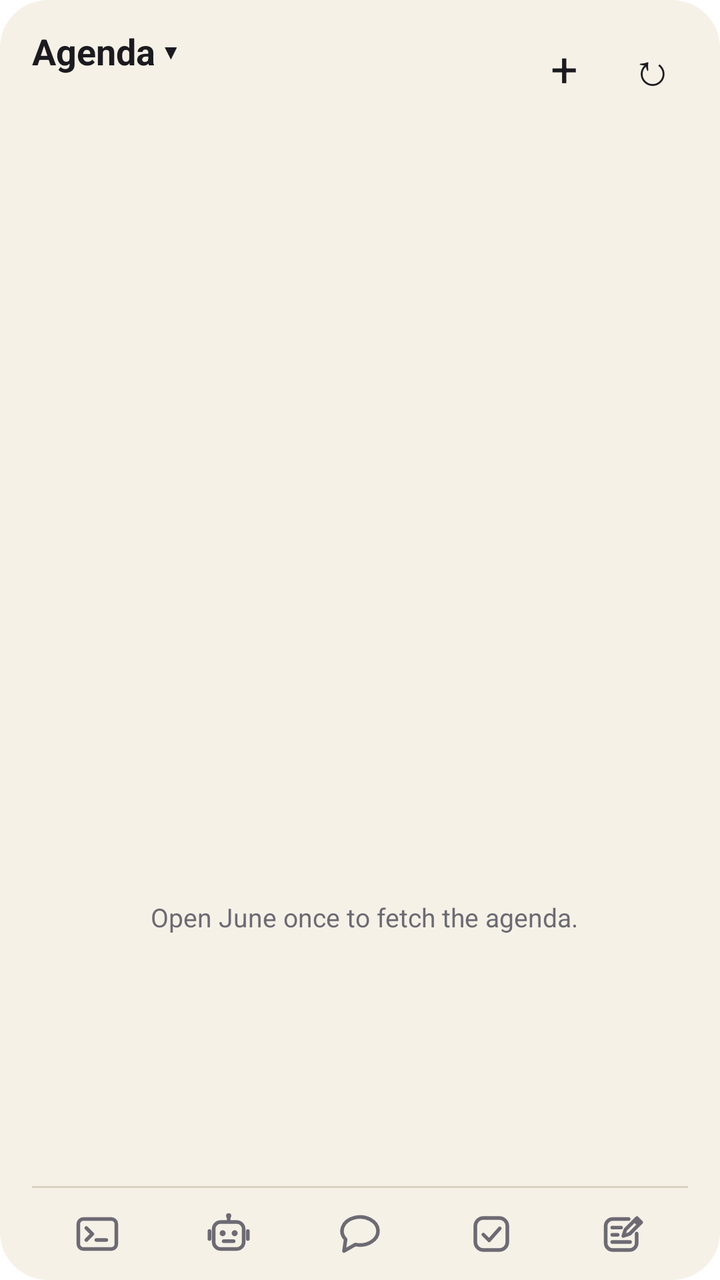
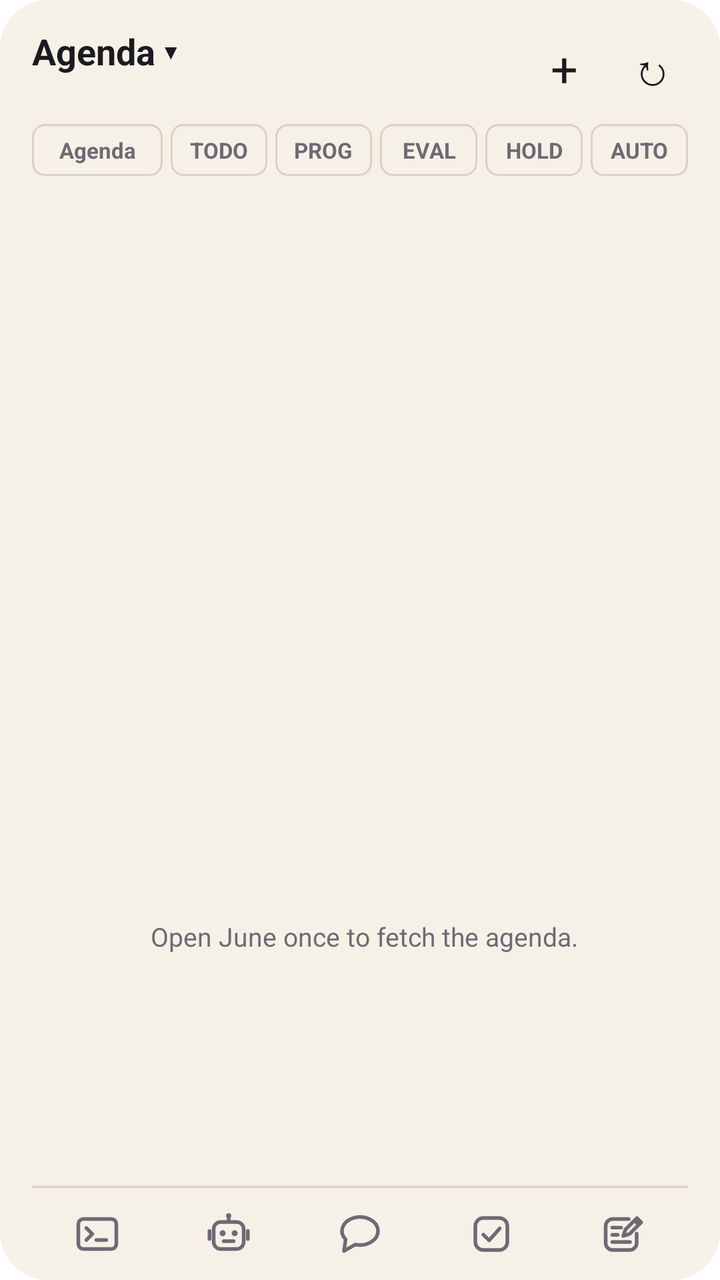

The first picture is an Android layout as it rendered before a commit; the second is the same layout after the commit. The layout source and the unified diff follow.
<!-- AndroidManifest.xml: fallback theme Theme.MaterialComponents.DayNight.NoActionBar -->
<!-- res/layout/agenda_widget.xml -->
<?xml version="1.0" encoding="utf-8"?>
<LinearLayout xmlns:android="http://schemas.android.com/apk/res/android"
    android:id="@+id/agenda_root"
    android:layout_width="match_parent"
    android:layout_height="match_parent"
    android:background="@drawable/agenda_widget_bg"
    android:orientation="vertical"
    android:paddingStart="16dp"
    android:paddingTop="12dp"
    android:paddingEnd="12dp">

    <LinearLayout
        android:id="@+id/agenda_header"
        android:layout_width="match_parent"
        android:layout_height="wrap_content"
        android:gravity="center_vertical"
        android:orientation="horizontal">

        <LinearLayout
            android:id="@+id/agenda_choose"
            android:layout_width="0dp"
            android:layout_height="wrap_content"
            android:layout_weight="1"
            android:orientation="vertical">

            <TextView
                android:id="@+id/agenda_view_name"
                android:layout_width="wrap_content"
                android:layout_height="wrap_content"
                android:text="Agenda ▾"
                android:textColor="@color/agenda_ink"
                android:textSize="18sp"
                android:textStyle="bold" />

            <TextView
                android:id="@+id/agenda_summary"
                android:layout_width="wrap_content"
                android:layout_height="wrap_content"
                android:textColor="@color/agenda_muted"
                android:textSize="12sp" />
        </LinearLayout>

        <TextView
            android:id="@+id/agenda_add"
            android:layout_width="44dp"
            android:layout_height="44dp"
            android:contentDescription="Add a TODO"
            android:gravity="center"
            android:text="+"
            android:textColor="@color/agenda_ink"
            android:textSize="24sp" />

        <TextView
            android:id="@+id/agenda_refresh"
            android:layout_width="44dp"
            android:layout_height="44dp"
            android:contentDescription="Refresh"
            android:gravity="center"
            android:text="↻"
            android:textColor="@color/agenda_ink"
            android:textSize="22sp" />
    </LinearLayout>

    <ListView
        android:id="@+id/agenda_list"
        android:layout_width="match_parent"
        android:layout_height="0dp"
        android:layout_weight="1"
        android:divider="@null"
        android:paddingBottom="4dp" />

    <TextView
        android:id="@+id/agenda_empty"
        android:layout_width="match_parent"
        android:layout_height="0dp"
        android:layout_weight="1"
        android:gravity="center"
        android:text="Open June once to fetch the agenda."
        android:textColor="@color/agenda_muted"
        android:textSize="13sp" />

    <ImageView
        android:layout_width="match_parent"
        android:layout_height="1dp"
        android:layout_marginEnd="4dp"
        android:background="@color/agenda_rule"
        android:contentDescription="@null" />

    <LinearLayout
        android:id="@+id/agenda_tabs"
        android:layout_width="match_parent"
        android:layout_height="46dp"
        android:gravity="center_vertical"
        android:orientation="horizontal"
        android:paddingEnd="4dp">

        <ImageView
            android:id="@+id/agenda_tab_terminal"
            android:layout_width="0dp"
            android:layout_height="match_parent"
            android:layout_weight="1"
            android:contentDescription="Terminal"
            android:padding="11dp"
            android:scaleType="centerInside"
            android:src="@drawable/ic_tab_terminal" />

        <ImageView
            android:id="@+id/agenda_tab_agents"
            android:layout_width="0dp"
            android:layout_height="match_parent"
            android:layout_weight="1"
            android:contentDescription="Agents"
            android:padding="11dp"
            android:scaleType="centerInside"
            android:src="@drawable/ic_tab_agents" />

        <ImageView
            android:id="@+id/agenda_tab_chat"
            android:layout_width="0dp"
            android:layout_height="match_parent"
            android:layout_weight="1"
            android:contentDescription="Chat"
            android:padding="11dp"
            android:scaleType="centerInside"
            android:src="@drawable/ic_tab_chat" />

        <ImageView
            android:id="@+id/agenda_tab_projects"
            android:layout_width="0dp"
            android:layout_height="match_parent"
            android:layout_weight="1"
            android:contentDescription="Projects"
            android:padding="11dp"
            android:scaleType="centerInside"
            android:src="@drawable/ic_tab_projects" />

        <ImageView
            android:id="@+id/agenda_tab_editor"
            android:layout_width="0dp"
            android:layout_height="match_parent"
            android:layout_weight="1"
            android:contentDescription="Editor"
            android:padding="11dp"
            android:scaleType="centerInside"
            android:src="@drawable/ic_tab_editor" />
    </LinearLayout>
</LinearLayout>
<!-- resources referenced by this layout -->
<resources>
  <color name="agenda_ink">#1B1A1F</color>
  <color name="agenda_muted">#6D6A73</color>
  <color name="agenda_rule">#D9D2C3</color>
  <!-- drawable agenda_widget_bg (drawable) -->
  <?xml version="1.0" encoding="utf-8"?>
  <shape xmlns:android="http://schemas.android.com/apk/res/android" android:shape="rectangle">
      <solid android:color="@color/agenda_paper" />
      <corners android:radius="24dp" />
  </shape>
  <!-- drawable ic_tab_chat (drawable) -->
  <?xml version="1.0" encoding="utf-8"?>
  <vector xmlns:android="http://schemas.android.com/apk/res/android"
      android:width="24dp"
      android:height="24dp"
      android:viewportWidth="24"
      android:viewportHeight="24">
      <path
          android:pathData="M4.81,14.71 A9,7 0 1,1 9.67,17.26 L4,20.5 Z"
          android:strokeWidth="1.8"
          android:strokeColor="@color/agenda_muted"
          android:strokeLineCap="round"
          android:strokeLineJoin="round" />
  </vector>
  <!-- drawable ic_tab_editor (drawable) -->
  <?xml version="1.0" encoding="utf-8"?>
  <vector xmlns:android="http://schemas.android.com/apk/res/android"
      android:width="24dp"
      android:height="24dp"
      android:viewportWidth="24"
      android:viewportHeight="24">
      <path
          android:pathData="M15,4.5 H7 A3.5,3.5 0 0,0 3.5,8 V16.5 A3.5,3.5 0 0,0 7,20 H15.5 A3.5,3.5 0 0,0 19,16.5 V11.8 M6.8,8.8 L11.2,8.8 M6.8,12.4 L9.5,12.4 M6.8,16 L15.7,16 M19.14,4.04 L21.26,6.16 L15.46,11.96 L12.3,13 L13.34,9.84 Z M17.94,5.24 L20.06,7.36"
          android:strokeWidth="1.8"
          android:strokeColor="@color/agenda_muted"
          android:strokeLineCap="round"
          android:strokeLineJoin="round" />
  </vector>
  <!-- drawable ic_tab_projects (drawable) -->
  <?xml version="1.0" encoding="utf-8"?>
  <vector xmlns:android="http://schemas.android.com/apk/res/android"
      android:width="24dp"
      android:height="24dp"
      android:viewportWidth="24"
      android:viewportHeight="24">
      <path
          android:pathData="M8,4 H16 A4,4 0 0,1 20,8 V16 A4,4 0 0,1 16,20 H8 A4,4 0 0,1 4,16 V8 A4,4 0 0,1 8,4 Z M8,12.3 L10.9,15.2 L16.2,9.2"
          android:strokeWidth="1.8"
          android:strokeColor="@color/agenda_muted"
          android:strokeLineCap="round"
          android:strokeLineJoin="round" />
  </vector>
  <!-- drawable ic_tab_terminal (drawable) -->
  <?xml version="1.0" encoding="utf-8"?>
  <vector xmlns:android="http://schemas.android.com/apk/res/android"
      android:width="24dp"
      android:height="24dp"
      android:viewportWidth="24"
      android:viewportHeight="24">
      <path
          android:pathData="M5,4.5 H19 A2.5,2.5 0 0,1 21.5,7 V17 A2.5,2.5 0 0,1 19,19.5 H5 A2.5,2.5 0 0,1 2.5,17 V7 A2.5,2.5 0 0,1 5,4.5 Z"
          android:strokeWidth="1.8"
          android:strokeColor="@color/agenda_muted"
          android:strokeLineCap="round"
          android:strokeLineJoin="round" />
      <path
          android:pathData="M6.5,9 L9.5,12 L6.5,15 M11.5,15 L16.5,15"
          android:strokeWidth="1.8"
          android:strokeColor="@color/agenda_muted"
          android:strokeLineCap="round"
          android:strokeLineJoin="round" />
  </vector>
  <color name="agenda_paper">#F6F1E7</color>
  <!-- unchanged entries left out for length: 1 -->
</resources>

<!-- the commit's change to res/layout/agenda_widget.xml (unified diff, before → after) -->
@@ -61,6 +61,100 @@
             android:textSize="22sp" />
     </LinearLayout>
 
+    <LinearLayout
+        android:id="@+id/agenda_chips"
+        android:layout_width="match_parent"
+        android:layout_height="wrap_content"
+        android:gravity="center_vertical"
+        android:orientation="horizontal"
+        android:paddingTop="6dp"
+        android:paddingEnd="4dp"
+        android:paddingBottom="6dp">
+
+        <TextView
+            android:id="@+id/agenda_chip_agenda"
+            android:layout_width="0dp"
+            android:layout_height="26dp"
+            android:layout_marginEnd="4dp"
+            android:layout_weight="1.35"
+            android:background="@drawable/agenda_chip_off"
+            android:gravity="center"
+            android:maxLines="1"
+            android:text="Agenda"
+            android:textColor="@color/agenda_muted"
+            android:textSize="11sp"
+            android:textStyle="bold" />
+
+        <TextView
+            android:id="@+id/agenda_chip_todo"
+            android:layout_width="0dp"
+            android:layout_height="26dp"
+            android:layout_marginEnd="4dp"
+            android:layout_weight="1"
+            android:background="@drawable/agenda_chip_off"
+            android:gravity="center"
+            android:maxLines="1"
+            android:text="TODO"
+            android:textColor="@color/agenda_muted"
+            android:textSize="11sp"
+            android:textStyle="bold" />
+
+        <TextView
+            android:id="@+id/agenda_chip_prog"
+            android:layout_width="0dp"
+            android:layout_height="26dp"
+            android:layout_marginEnd="4dp"
+            android:layout_weight="1"
+            android:background="@drawable/agenda_chip_off"
+            android:gravity="center"
+            android:maxLines="1"
+            android:text="PROG"
+            android:textColor="@color/agenda_muted"
+            android:textSize="11sp"
+            android:textStyle="bold" />
+
+        <TextView
+            android:id="@+id/agenda_chip_eval"
+            android:layout_width="0dp"
+            android:layout_height="26dp"
+            android:layout_marginEnd="4dp"
+            android:layout_weight="1"
+            android:background="@drawable/agenda_chip_off"
+            android:gravity="center"
+            android:maxLines="1"
+            android:text="EVAL"
+            android:textColor="@color/agenda_muted"
+            android:textSize="11sp"
+            android:textStyle="bold" />
+
+        <TextView
+            android:id="@+id/agenda_chip_hold"
+            android:layout_width="0dp"
+            android:layout_height="26dp"
+            android:layout_marginEnd="4dp"
+            android:layout_weight="1"
+            android:background="@drawable/agenda_chip_off"
+            android:gravity="center"
+            android:maxLines="1"
+            android:text="HOLD"
+            android:textColor="@color/agenda_muted"
+            android:textSize="11sp"
+            android:textStyle="bold" />
+
+        <TextView
+            android:id="@+id/agenda_chip_auto"
+            android:layout_width="0dp"
+            android:layout_height="26dp"
+            android:layout_weight="1"
+            android:background="@drawable/agenda_chip_off"
+            android:gravity="center"
+            android:maxLines="1"
+            android:text="AUTO"
+            android:textColor="@color/agenda_muted"
+            android:textSize="11sp"
+            android:textStyle="bold" />
+    </LinearLayout>
+
     <ListView
         android:id="@+id/agenda_list"
         android:layout_width="match_parent"
<!-- resource entries referenced after the edit -->
@@ -3,6 +3,13 @@
   <color name="agenda_ink">#1B1A1F</color>
   <color name="agenda_muted">#6D6A73</color>
   <color name="agenda_rule">#D9D2C3</color>
+  <!-- drawable agenda_chip_off (drawable) -->
+  <?xml version="1.0" encoding="utf-8"?>
+  <shape xmlns:android="http://schemas.android.com/apk/res/android" android:shape="rectangle">
+      <solid android:color="#00000000" />
+      <stroke android:width="1dp" android:color="@color/agenda_rule" />
+      <corners android:radius="6dp" />
+  </shape>
   <!-- drawable agenda_widget_bg (drawable) -->
   <?xml version="1.0" encoding="utf-8"?>
   <shape xmlns:android="http://schemas.android.com/apk/res/android" android:shape="rectangle">
